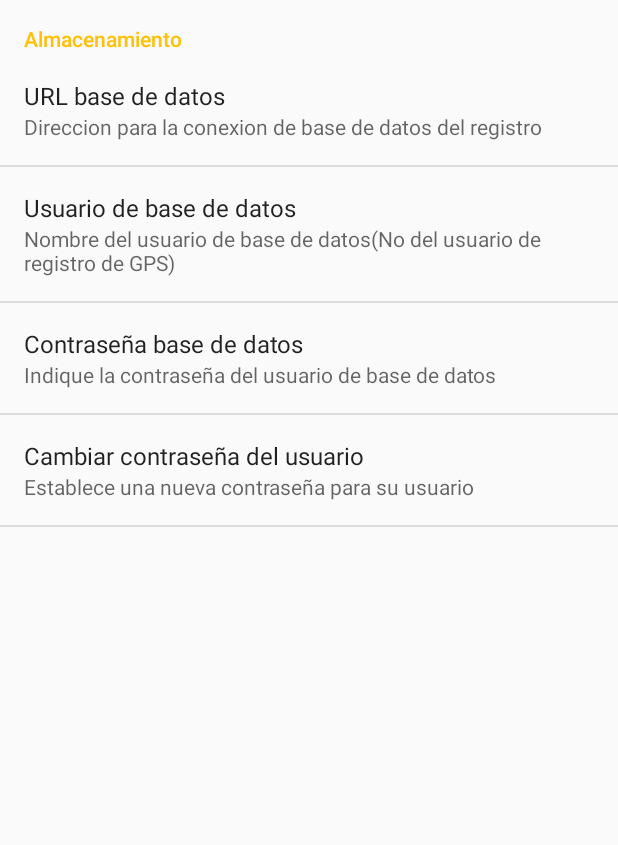
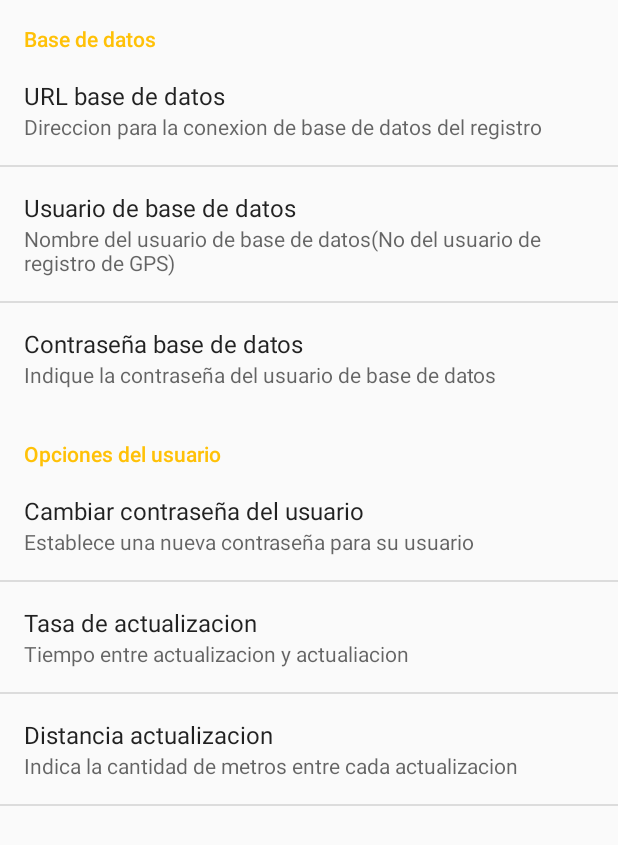
Before and after one commit to nagyist/WhereWeAre, an Android app: the MainActivity screen opened directly, with no data from a screen before it, after a tap on "Preferencias", on a phone screen of 412 x 824 dp. Shown: the top 845 px of the screen. Run offline under Robolectric (Android 15) with nearby library versions, the light colour scheme and no system bars; 1 other tap on this screen came first.

```diff
--- a/app/src/main/res/values/strings.xml
+++ b/app/src/main/res/values/strings.xml
@@ -36,5 +36,13 @@
     <string name="cambioPs">Cambiar contraseña del usuario</string>
     <string name="dCambioPs">Establece una nueva contraseña para su usuario</string>
     <string name="psActualizada">Contraseña Cambiada</string>
+    <string name="tActualizacion">Tasa de actualizacion</string>
+    <string name="dTActualizacion">Tiempo entre actualizacion y actualiacion</string>
+    <string name="distActualiacion">Distancia actualizacion</string>
+    <string name="dDistActualiacion">Indica la cantidad de metros entre cada actualizacion</string>
+    <string name="baseDeDatos">Base de datos</string>
+    <string name="preferenciasUsuario">Opciones del usuario</string>
+    <string name="nTActualizacion">Tasa Actualizacion: </string>
+    <string name="nDisActualizacion">Distancia Actualizacion: </string>
 
 </resources>
--- a/app/src/main/res/xml/preferencias.xml
+++ b/app/src/main/res/xml/preferencias.xml
@@ -1,6 +1,6 @@
 <?xml version="1.0" encoding="utf-8"?>
 <PreferenceScreen xmlns:android="http://schemas.android.com/apk/res/android">
-    <PreferenceCategory android:title="Almacenamiento">
+    <PreferenceCategory android:title="@string/baseDeDatos">
         <EditTextPreference
             android:key="pURLBD"
             android:title="@string/URLBD"
@@ -16,11 +16,28 @@
             android:title="@string/PassWBD"
             android:summary="@string/DPassWBD"
             android:defaultValue="wR7!vS4%"/>
+        </PreferenceCategory>
 
+    <PreferenceCategory android:title="@string/preferenciasUsuario">
         <EditTextPreference
             android:key="uPass"
             android:title="@string/cambioPs"
             android:summary="@string/dCambioPs"
-            android:defaultValue="" />
+            android:defaultValue="None" />
+
+        <EditTextPreference
+            android:numeric="integer"
+            android:key="tActualizacion"
+            android:title="@string/tActualizacion"
+            android:summary="@string/dTActualizacion"
+            android:defaultValue=""/>
+
+        <EditTextPreference
+            android:numeric="integer"
+            android:key="dActualizacion"
+            android:title="@string/distActualiacion"
+            android:summary="@string/dDistActualiacion"
+            android:defaultValue=""/>
     </PreferenceCategory>
+
 </PreferenceScreen>
```
Also changed, not shown: app/src/main/java/com/dam/t07p02/MainActivity.java (+6 -3 lines), app/src/main/java/com/dam/t07p02/Modelo/LocalizacionGPS.java (+16 -4 lines), 1 other file.
